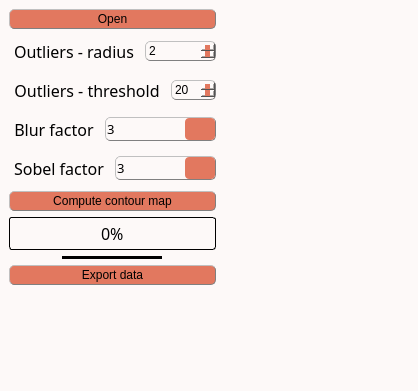
Before: the Qt Designer form inichord/Contour_Map.ui in Cyril-Langlois/iniCHORD, drawn with Qt 5.
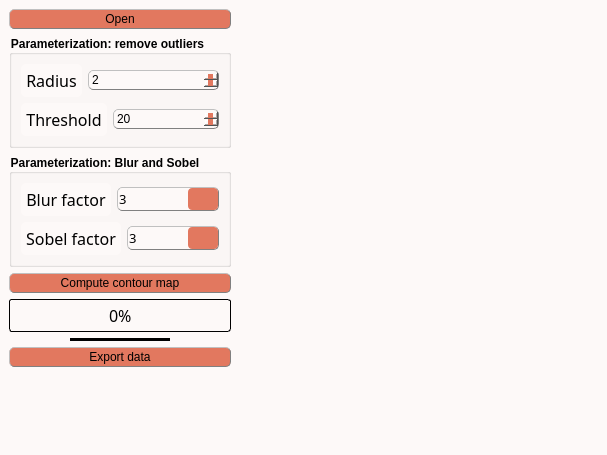
After: the same form once the commit is applied. Icons and pictures are not drawn. Custom widgets are drawn as their Qt base class.

```diff
--- a/inichord/Contour_Map.ui
+++ b/inichord/Contour_Map.ui
@@ -9,8 +9,8 @@
    <rect>
     <x>0</x>
     <y>0</y>
-    <width>418</width>
-    <height>391</height>
+    <width>607</width>
+    <height>455</height>
    </rect>
   </property>
   <property name="sizePolicy">
@@ -48,13 +48,13 @@
 QLabel, QPushButton, QPushButton:hover, QCheckBox, QComboBox, Line, QTextEdit, QSpinBox {color: rgb(0, 0, 0)}
 
 /* style des bordures 1 */
-QLabel, QPushButton, QPushButton:hover, QCheckBox, QComboBox, QSpinBox  {
+QLabel, QPushButton, QPushButton:hover, QComboBox, QSpinBox  {
 	border-style : outset;
 	min-width : 5em;
 }
 
 /* style des bordures 2 */
-QPushButton, QPushButton:hover, QCheckBox, QComboBox, QSpinBox  {
+QPushButton, QPushButton:hover, QComboBox, QSpinBox  {
 	border-radius: 5px;
 	border-width: 1px;
 	border-color: gray;
@@ -72,12 +72,6 @@
 /* Padding 2 */
 QPushButton, QPushButton:hover, QCheckBox {padding : 2px;}
 
-/* Gestion taille des QCheckBoxes */
-QCheckBox::indicator:unchecked, QCheckBox::indicator:unchecked:hover, QCheckBox::indicator:checked, QCheckBox::indicator:checked:hover  {
-	width :15px;
-	height : 15px;
-}
-
 QLabel {
 	Border-radius : 5px;
 	border-width : 0px;
@@ -174,6 +168,10 @@
     height: 30px;
     margin: -10px 0; /* handle is placed by default on the contents rect of the groove. Expand outside the groove */
     border-radius: 3px;
+}
+
+QGroupBox {
+    font-weight: bold;
 }</string>
   </property>
   <property name="toolButtonStyle">
@@ -188,6 +186,8 @@
    </property>
    <layout class="QHBoxLayout" name="horizontalLayout_2">
     <item>
+     <layout class="QHBoxLayout" name="horizontalLayout">
+      <item>
      <layout class="QHBoxLayout" name="horizontalLayout_5">
       <item>
        <layout class="QVBoxLayout" name="verticalLayout_2">
@@ -209,6 +209,12 @@
          </widget>
         </item>
         <item>
+           <widget class="QGroupBox" name="groupBox">
+            <property name="title">
+             <string>Parameterization: remove outliers</string>
+            </property>
+            <layout class="QVBoxLayout" name="verticalLayout_3">
+             <item>
          <layout class="QHBoxLayout" name="horizontalLayout_11">
           <item>
            <widget class="QLabel" name="label_sobel_3">
@@ -241,7 +247,7 @@
 }</string>
             </property>
             <property name="text">
-             <string>Outliers - radius</string>
+                  <string>Radius</string>
             </property>
             <property name="scaledContents">
              <bool>false</bool>
@@ -293,7 +299,7 @@
 }</string>
             </property>
             <property name="text">
-             <string>Outliers - threshold</string>
+                  <string>Threshold</string>
             </property>
             <property name="scaledContents">
              <bool>false</bool>
@@ -318,6 +324,15 @@
           </item>
          </layout>
         </item>
+            </layout>
+           </widget>
+          </item>
+          <item>
+           <widget class="QGroupBox" name="groupBox_2">
+            <property name="title">
+             <string>Parameterization: Blur and Sobel</string>
+            </property>
+            <layout class="QVBoxLayout" name="verticalLayout_4">
         <item>
          <layout class="QHBoxLayout" name="horizontalLayout_4">
           <item>
@@ -536,6 +551,9 @@
           </item>
          </layout>
         </item>
+            </layout>
+           </widget>
+          </item>
         <item>
          <widget class="QPushButton" name="Compute_bttn">
           <property name="text">
@@ -665,6 +683,8 @@
      </layout>
     </item>
    </layout>
+    </item>
+   </layout>
   </widget>
   <widget class="QMenuBar" name="menubar">
    <property name="geometry">
```
Left out of the diff: 2 changed lines with no effect on the pictures. Lines whose indentation alone changed are shown as unchanged.
